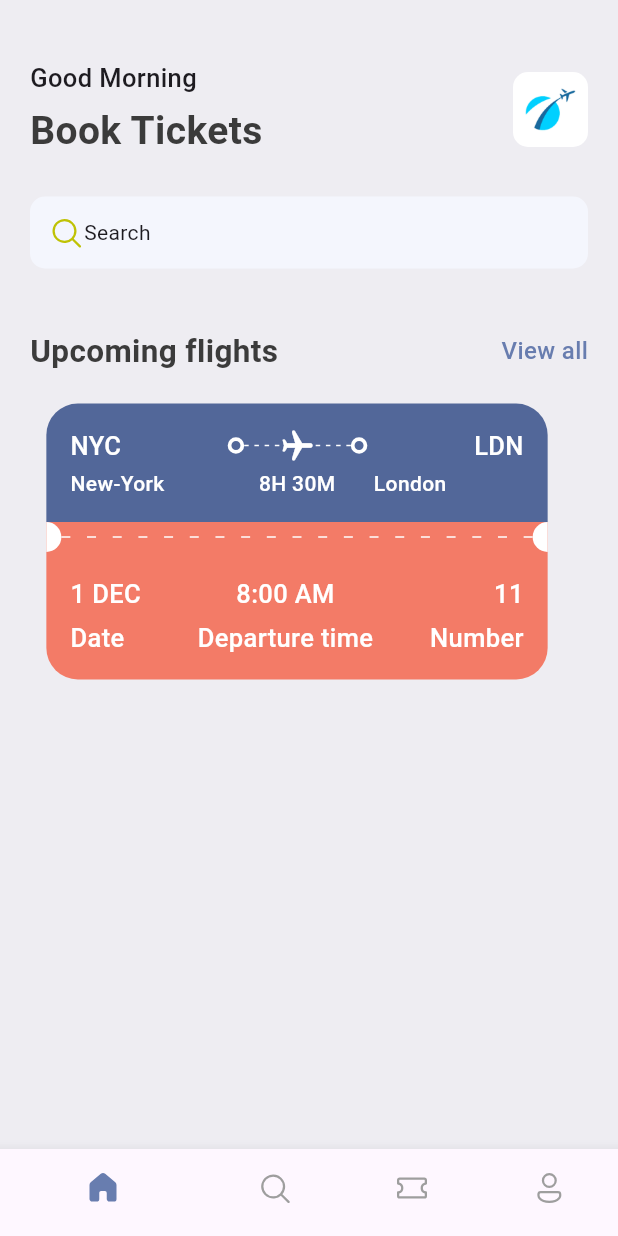
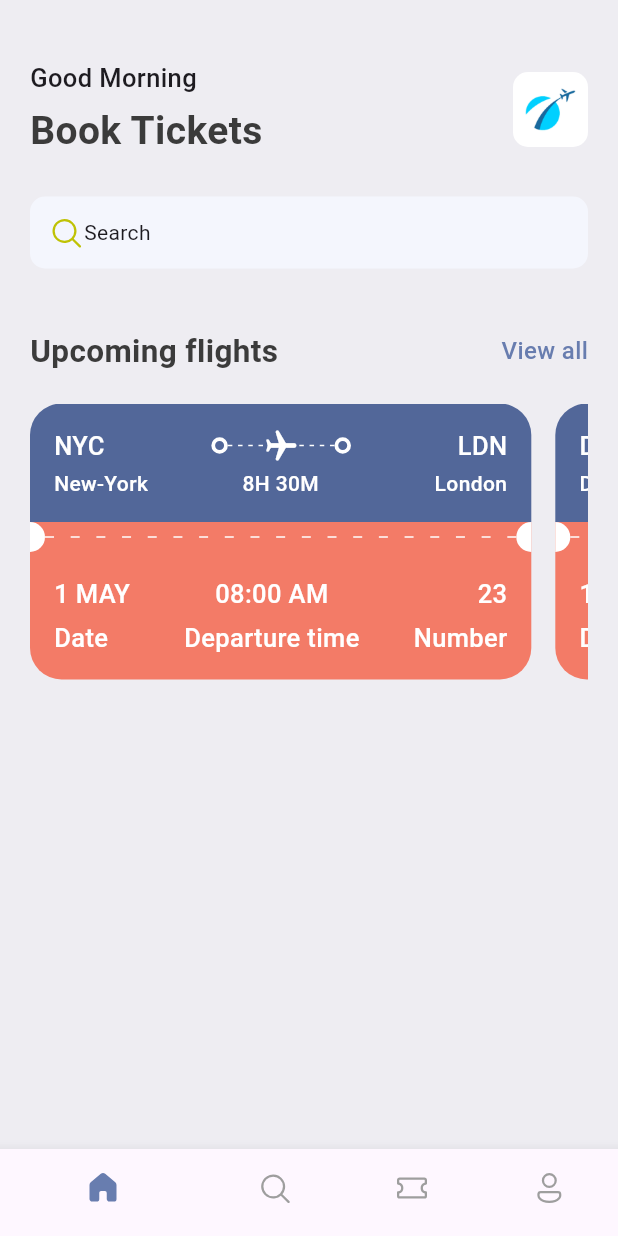
Before and after one commit to KaungMinSett/ticket_app, a Flutter app: the screen it shows after launch, on a phone screen of 412 x 824 dp. Run offline on Flutter 3.47's test engine with Material 3 defaults, Android fonts, the phone set to English and light mode, and no system bars; our stand-ins replace fluentui_icons.

Commit message:
dynamic load from json

```diff
--- /dev/null
+++ b/lib/base/utils/all_json.dart
@@ -0,0 +1,44 @@
+List<Map<String, dynamic>> ticketList = [
+  {
+    'from': {
+      'code':"NYC",
+      'name':"New-York"
+    },
+    'to': {
+      'code':"LDN",
+      'name':"London"
+    },
+    'flying_time': '8H 30M',
+    'date': "1 MAY",
+    'departure_time':"08:00 AM",
+    "number":23
+  },
+  {
+    'from': {
+      'code':"DK",
+      'name':"Dhaka"
+    },
+    'to': {
+      'code':"SH",
+      'name':"Shanghai"
+    },
+    'flying_time': '4H 20M',
+    'date': "10 MAY",
+    'departure_time':"09:00 AM",
+    "number":45
+  },
+  {
+    'from': {
+      'code':"DK",
+      'name':"Dhaka"
+    },
+    'to': {
+      'code':"SH",
+      'name':"Shanghai"
+    },
+    'flying_time': '4H 20M',
+    'date': "10 MAY",
+    'departure_time':"09:00 AM",
+    "number":45
+  },
+];
--- a/lib/base/widgets/ticket_view.dart
+++ b/lib/base/widgets/ticket_view.dart
@@ -9,7 +9,8 @@ import 'package:ticket_app/base/widgets/ticket_text_style.dart';
 import 'package:ticket_app/base/widgets/ticket_text_style_small.dart';
 
 class TicketView extends StatelessWidget {
-  const TicketView({super.key});
+  final Map<String, dynamic> ticket;
+  const TicketView({super.key, required this.ticket});
 
   @override
   Widget build(BuildContext context) {
@@ -38,7 +39,7 @@ class TicketView extends StatelessWidget {
                     // departure & destination code and icon
                     Row(
                       children: [
-                       TextStyleThird(text: "NYC"),
+                       TextStyleThird(text: ticket["from"]["code"]),
                         Expanded(child: Container(
 
                         )),
@@ -67,7 +68,7 @@ class TicketView extends StatelessWidget {
                         Expanded(child: Container(
 
                         )),
-                        TextStyleThird(text: "LDN"),
+                        TextStyleThird(text: ticket["to"]["code"]),
 
 
                       ],
@@ -78,19 +79,19 @@ class TicketView extends StatelessWidget {
                       children: [
                         SizedBox(
                           width: 100,
-                          child: TextStyleFourth(text: "New-York"),
+                          child: TextStyleFourth(text: ticket["from"]["name"]),
                         ),
                         Expanded(child: Container(
 
                         )),
 
-                        TextStyleFourth(text: "8H 30M"),
+                        TextStyleFourth(text: ticket["flying_time"]),
                         Expanded(child: Container(
 
                         )),
                         SizedBox(
                           width: 100,
-                          child: TextStyleFourth(text: "London",align: TextAlign.start,)
+                          child: TextStyleFourth(text: ticket["to"]["name"],align: TextAlign.end,)
                         ),
 
                       ],
@@ -126,14 +127,14 @@ class TicketView extends StatelessWidget {
                         bottomLeft: Radius.circular(21)
                         , bottomRight: Radius.circular(21))
                 ),
-                child: const Column(
+                child:  Column(
                   children: <Widget>[
                     // departure & destination code and icon
                     Row(
                       mainAxisAlignment: MainAxisAlignment.spaceBetween,
                       children: [
                         AppColumnTextLayout(
-                            topText: "1 DEC",
+                            topText: ticket["date"],
                             bottomText: "Date",
                             alignment: CrossAxisAlignment.start,
 
@@ -141,12 +142,12 @@ class TicketView extends StatelessWidget {
 
 
                         AppColumnTextLayout(
-                            topText: "8:00 AM",
+                            topText: ticket["departure_time"],
                             bottomText: "Departure time",
                           alignment: CrossAxisAlignment.center,
                         ),
                         AppColumnTextLayout(
-                            topText: "11",
+                            topText: ticket["number"].toString(),
                             bottomText: "Number",
                           alignment: CrossAxisAlignment.end,
                         ),
--- a/lib/screens/home_screen.dart
+++ b/lib/screens/home_screen.dart
@@ -3,6 +3,7 @@ import 'package:flutter/cupertino.dart';
 import 'package:flutter/material.dart';
 import 'package:ticket_app/base/res/media.dart';
 import 'package:ticket_app/base/res/styles/app_styles.dart';
+import 'package:ticket_app/base/utils/all_json.dart';
 import 'package:ticket_app/base/widgets/app_double_text.dart';
 import 'package:ticket_app/base/widgets/ticket_view.dart';
 
@@ -15,7 +16,9 @@ class HomeScreen extends StatelessWidget {
       backgroundColor: AppStyles.bgColor,
       body: ListView(
         children: [
-          const SizedBox(height: 40,),
+          const SizedBox(
+            height: 40,
+          ),
           Container(
             padding: const EdgeInsets.symmetric(horizontal: 20),
             child: Column(
@@ -26,17 +29,11 @@ class HomeScreen extends StatelessWidget {
                     Column(
                       crossAxisAlignment: CrossAxisAlignment.start,
                       children: [
-                        Text(
-                          "Good Morning",
-                          style: AppStyles.headlineStyle3
-                        ),
+                        Text("Good Morning", style: AppStyles.headlineStyle3),
                         const SizedBox(
                           height: 5,
                         ),
-                        Text(
-                          "Book Tickets",
-                          style: AppStyles.headlineStyle1
-                        )
+                        Text("Book Tickets", style: AppStyles.headlineStyle1)
                       ],
                     ),
                     Container(
@@ -45,13 +42,7 @@ class HomeScreen extends StatelessWidget {
                       decoration: BoxDecoration(
                           borderRadius: BorderRadius.circular(10),
                           image: const DecorationImage(
-                            image: AssetImage(
-                              AppMedia.logo
-                            )
-
-                        )
-
-                      ),
+                              image: AssetImage(AppMedia.logo))),
                     )
                   ],
                 ),
@@ -59,33 +50,43 @@ class HomeScreen extends StatelessWidget {
                   height: 25,
                 ),
                 Container(
-                  padding: const EdgeInsets.symmetric(horizontal: 12, vertical: 12),
+                  padding:
+                      const EdgeInsets.symmetric(horizontal: 12, vertical: 12),
                   decoration: BoxDecoration(
                     borderRadius: BorderRadius.circular(10),
                     color: const Color(0xfff4f6fd),
-
-
                   ),
                   child: const Row(
-
                     children: [
-                      Icon(FluentSystemIcons.ic_fluent_search_regular, color: Color(0xffbfc205),),
+                      Icon(
+                        FluentSystemIcons.ic_fluent_search_regular,
+                        color: Color(0xffbfc205),
+                      ),
                       Text("Search "),
                     ],
                   ),
                 ),
-                const SizedBox(height: 40,),
-                AppDoubleText(bigText: 'Upcoming flights',smallText: 'View all',),
-                const SizedBox(height: 20,),
-
-               TicketView(
-
+                const SizedBox(
+                  height: 40,
+                ),
+                AppDoubleText(
+                  bigText: 'Upcoming flights',
+                  smallText: 'View all',
+                ),
+                const SizedBox(
+                  height: 20,
+                ),
+                 SingleChildScrollView(
+                  scrollDirection: Axis.horizontal,
+                  child: Row(
+                    children: ticketList.take(3).map((singleTicket) =>
+                        TicketView(ticket: singleTicket)
+                    ).toList(),
+                  ),
                 )
-
               ],
             ),
           ),
-
         ],
       ),
     );
```
Lines whose indentation alone changed are shown as unchanged.
